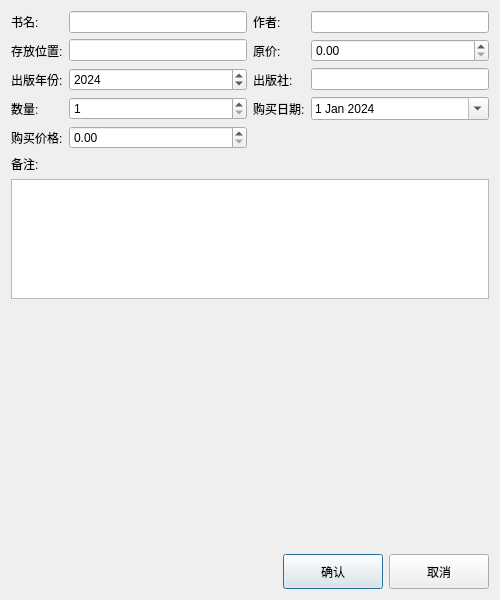
This is UI_file/UpdateBookWindow.ui in heloFNfms/Learning_pyqt6 as Qt 5 draws it before an edit. The edited form follows.
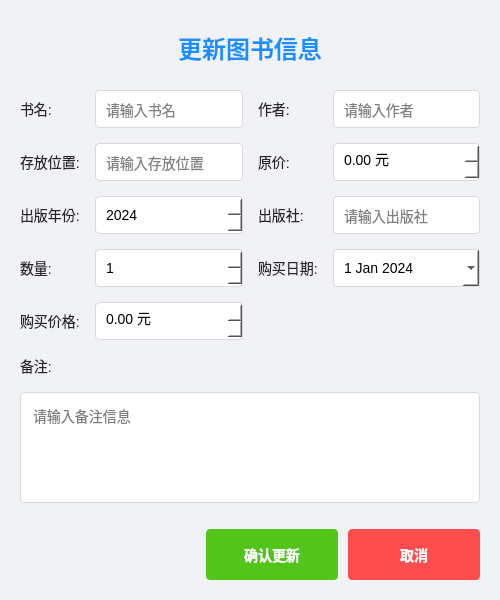
This is the edited form.

```diff
--- a/UI_file/UpdateBookWindow.ui
+++ b/UI_file/UpdateBookWindow.ui
@@ -10,12 +10,133 @@
     <height>600</height>
    </rect>
   </property>
+  <property name="minimumSize">
+   <size>
+    <width>500</width>
+    <height>600</height>
+   </size>
+  </property>
   <property name="windowTitle">
    <string>更新书籍</string>
   </property>
+  <property name="styleSheet">
+   <string notr="true">QDialog {
+    background-color: #f0f2f5;
+}
+
+QLabel {
+    font-size: 14px;
+    color: #262626;
+}
+
+QLineEdit, QDoubleSpinBox, QSpinBox, QDateEdit {
+    padding: 8px;
+    border: 1px solid #d9d9d9;
+    border-radius: 4px;
+    background-color: white;
+    font-size: 14px;
+    min-height: 20px;
+}
+
+QLineEdit:focus, QDoubleSpinBox:focus, QSpinBox:focus, QDateEdit:focus {
+    border-color: #40a9ff;
+    outline: none;
+}
+
+QLineEdit:hover, QDoubleSpinBox:hover, QSpinBox:hover, QDateEdit:hover {
+    border-color: #40a9ff;
+}
+
+QTextEdit {
+    padding: 8px;
+    border: 1px solid #d9d9d9;
+    border-radius: 4px;
+    background-color: white;
+    font-size: 14px;
+}
+
+QTextEdit:focus {
+    border-color: #40a9ff;
+    outline: none;
+}
+
+QTextEdit:hover {
+    border-color: #40a9ff;
+}
+
+QPushButton {
+    padding: 8px 16px;
+    font-size: 14px;
+    font-weight: bold;
+    border: none;
+    border-radius: 4px;
+    min-width: 100px;
+    min-height: 35px;
+}
+
+QPushButton#confirmButton {
+    background-color: #52c41a;
+    color: white;
+}
+
+QPushButton#confirmButton:hover {
+    background-color: #73d13d;
+}
+
+QPushButton#confirmButton:pressed {
+    background-color: #389e0d;
+}
+
+QPushButton#cancelButton {
+    background-color: #ff4d4f;
+    color: white;
+}
+
+QPushButton#cancelButton:hover {
+    background-color: #ff7875;
+}
+
+QPushButton#cancelButton:pressed {
+    background-color: #d9363e;
+}</string>
+  </property>
   <layout class="QVBoxLayout" name="verticalLayout">
+   <property name="spacing">
+    <number>15</number>
+   </property>
+   <property name="leftMargin">
+    <number>20</number>
+   </property>
+   <property name="topMargin">
+    <number>20</number>
+   </property>
+   <property name="rightMargin">
+    <number>20</number>
+   </property>
+   <property name="bottomMargin">
+    <number>20</number>
+   </property>
+   <item>
+    <widget class="QLabel" name="titleLabel">
+     <property name="text">
+      <string>更新图书信息</string>
+     </property>
+     <property name="alignment">
+      <set>Qt::AlignCenter</set>
+     </property>
+     <property name="styleSheet">
+      <string>font-size: 24px; font-weight: bold; color: #1890ff; margin: 10px;</string>
+     </property>
+    </widget>
+   </item>
    <item>
     <layout class="QGridLayout" name="gridLayout">
+     <property name="horizontalSpacing">
+      <number>15</number>
+     </property>
+     <property name="verticalSpacing">
+      <number>15</number>
+     </property>
      <item row="0" column="0">
       <widget class="QLabel" name="titleLabel">
        <property name="text">
@@ -24,7 +145,11 @@
       </widget>
      </item>
      <item row="0" column="1">
-      <widget class="QLineEdit" name="bookTitleEdit"/>
+      <widget class="QLineEdit" name="bookTitleEdit">
+       <property name="placeholderText">
+        <string>请输入书名</string>
+       </property>
+      </widget>
      </item>
      <item row="0" column="2">
       <widget class="QLabel" name="authorLabel">
@@ -34,7 +159,11 @@
       </widget>
      </item>
      <item row="0" column="3">
-      <widget class="QLineEdit" name="authorEdit"/>
+      <widget class="QLineEdit" name="authorEdit">
+       <property name="placeholderText">
+        <string>请输入作者</string>
+       </property>
+      </widget>
      </item>
      <item row="1" column="0">
       <widget class="QLabel" name="locationLabel">
@@ -44,7 +173,11 @@
       </widget>
      </item>
      <item row="1" column="1">
-      <widget class="QLineEdit" name="locationEdit"/>
+      <widget class="QLineEdit" name="locationEdit">
+       <property name="placeholderText">
+        <string>请输入存放位置</string>
+       </property>
+      </widget>
      </item>
      <item row="1" column="2">
       <widget class="QLabel" name="originalPriceLabel">
@@ -55,6 +188,9 @@
      </item>
      <item row="1" column="3">
       <widget class="QDoubleSpinBox" name="originalPriceSpinBox">
+       <property name="suffix">
+        <string> 元</string>
+       </property>
        <property name="maximum">
         <double>99999.990000000005239</double>
        </property>
@@ -73,10 +209,10 @@
      <item row="2" column="1">
       <widget class="QSpinBox" name="publicationYearSpinBox">
        <property name="minimum">
-        <number>1000</number>
+        <number>1900</number>
        </property>
        <property name="maximum">
-        <number>9999</number>
+        <number>2030</number>
        </property>
        <property name="value">
         <number>2024</number>
@@ -91,7 +227,11 @@
       </widget>
      </item>
      <item row="2" column="3">
-      <widget class="QLineEdit" name="publisherEdit"/>
+      <widget class="QLineEdit" name="publisherEdit">
+       <property name="placeholderText">
+        <string>请输入出版社</string>
+       </property>
+      </widget>
      </item>
      <item row="3" column="0">
       <widget class="QLabel" name="quantityLabel">
@@ -106,7 +246,7 @@
         <number>1</number>
        </property>
        <property name="maximum">
-        <number>9999</number>
+        <number>999</number>
        </property>
        <property name="value">
         <number>1</number>
@@ -143,6 +283,9 @@
      </item>
      <item row="4" column="1">
       <widget class="QDoubleSpinBox" name="purchasePriceSpinBox">
+       <property name="suffix">
+        <string> 元</string>
+       </property>
        <property name="maximum">
         <double>99999.990000000005239</double>
        </property>
@@ -168,6 +311,9 @@
        <height>120</height>
       </size>
      </property>
+     <property name="placeholderText">
+      <string>请输入备注信息</string>
+     </property>
     </widget>
    </item>
    <item>
@@ -178,13 +324,16 @@
      <property name="sizeHint" stdset="0">
       <size>
        <width>20</width>
-       <height>40</height>
+       <height>20</height>
       </size>
      </property>
     </spacer>
    </item>
    <item>
     <layout class="QHBoxLayout" name="buttonLayout">
+     <property name="spacing">
+      <number>10</number>
+     </property>
      <item>
       <spacer name="horizontalSpacer">
        <property name="orientation">
@@ -201,13 +350,7 @@
      <item>
       <widget class="QPushButton" name="confirmButton">
        <property name="text">
-        <string>确认</string>
-       </property>
-       <property name="minimumSize">
-        <size>
-         <width>100</width>
-         <height>35</height>
-        </size>
+        <string>确认更新</string>
        </property>
       </widget>
      </item>
@@ -216,12 +359,6 @@
        <property name="text">
         <string>取消</string>
        </property>
-       <property name="minimumSize">
-        <size>
-         <width>100</width>
-         <height>35</height>
-        </size>
-       </property>
       </widget>
      </item>
     </layout>
```
